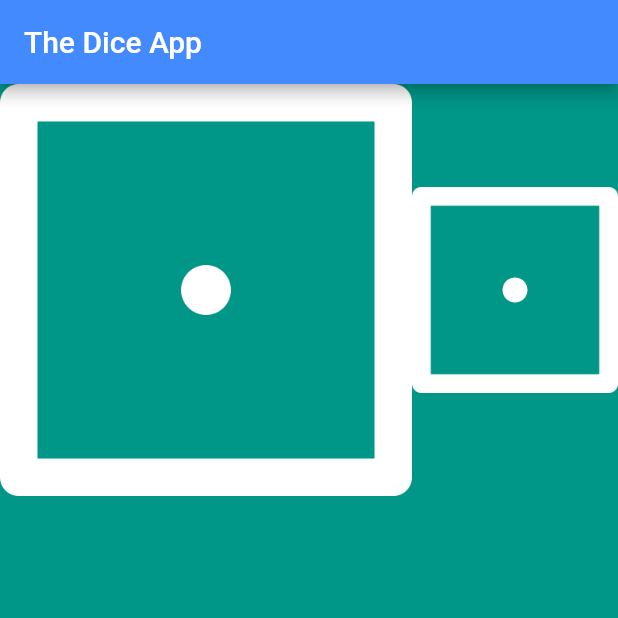
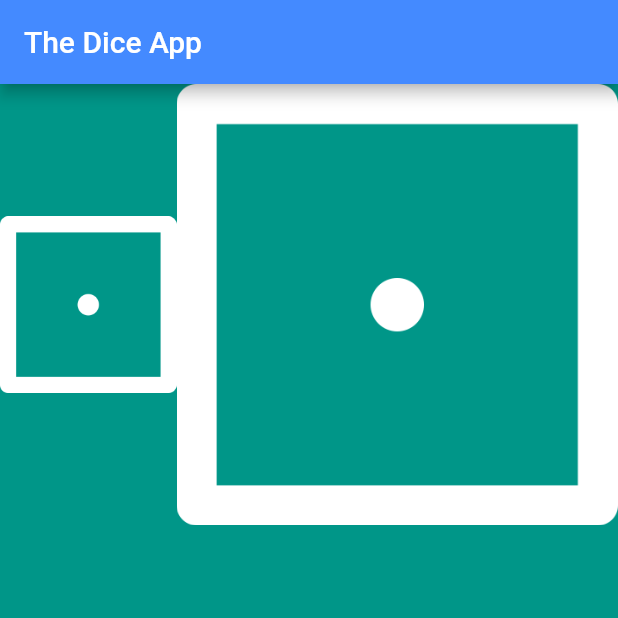
Before and after one commit to ImSronistic/Flutter_Dice_App, a Flutter app: the screen it shows after launch, on a phone screen of 412 x 824 dp, the top half of it. Run offline on Flutter 3.47's test engine with Material 2 defaults, Android fonts, the phone set to English and light mode, and no system bars.

Commit message:
flex properties

```diff
--- a/lib/main.dart
+++ b/lib/main.dart
@@ -26,7 +26,7 @@ class DicePage extends StatelessWidget {
           ),
         ),
         Expanded(
-          flex: 1,
+          flex: 5,
           child: Image(
             image: AssetImage('images/dice1.png'),
           ),
```
